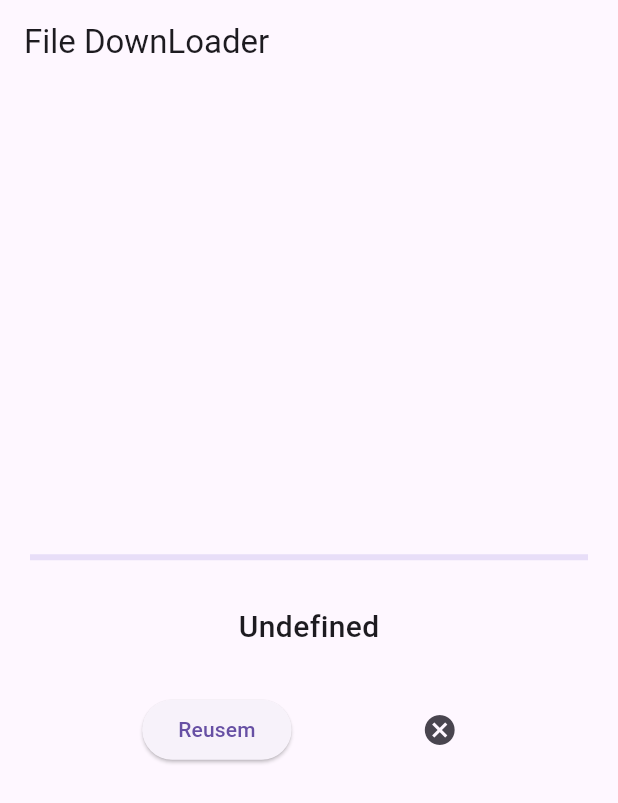
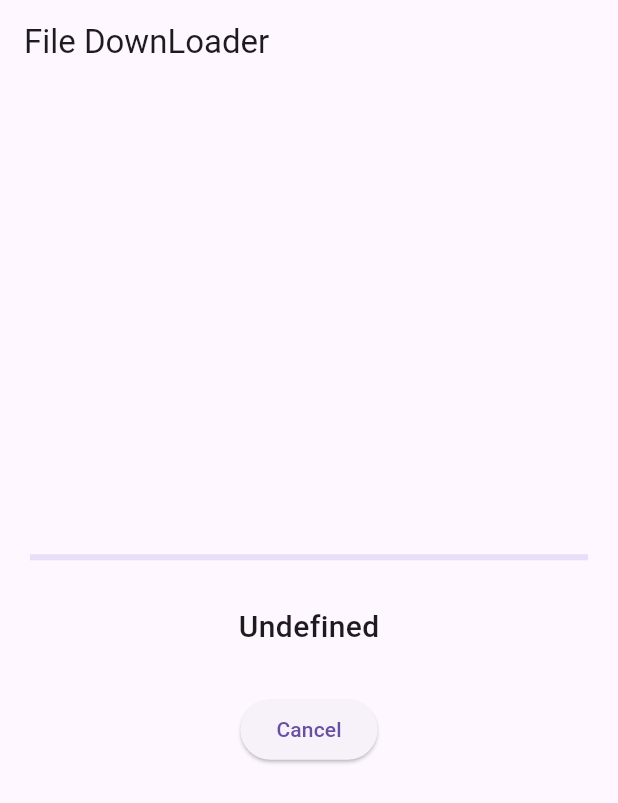
Before and after one commit to Gemy-Dev/background-downloader, a Flutter app: the screen it shows after launch, after a tap on "Download File", on a phone screen of 412 x 824 dp. Shown: the top 803 px of the screen. Run offline on Flutter 3.47's test engine with Material 3 defaults, Android fonts, the phone set to English and light mode, and no system bars; our stand-ins replace flutter_local_notifications, permission_handler; missing offline and left inert: flutter_downloader.

Commit message:
update url

```diff
--- a/lib/file_download_screen.dart
+++ b/lib/file_download_screen.dart
@@ -35,7 +35,7 @@ class _FileDownloadScreenState extends State<FileDownloadScreen> {
     super.dispose();
   }
 
-final url='https://file-examples.com/storage/fef545ae0b661d470abe676/2017/04/file_example_MP4_1920_18MG.mp4';
+final url='https://file-examples.com/storage/fee868065066261f19c04c3/2017/04/file_example_MP4_1920_18MG.mp4';
   @override
   Widget build(BuildContext context) {
     return Scaffold(
--- a/lib/service/downloader.dart
+++ b/lib/service/downloader.dart
@@ -58,7 +58,7 @@ class DownLoader extends ChangeNotifier with WidgetsBindingObserver {
           LocalNotificationService.showTextNotification(
               id: 100,
               title: getDownloadStatusString(),
-              body: '',
+              body: '$downloadTaskProgress/100',
               progress: downloadTaskProgress);
         }
         if (message[1] == 2) {
@@ -91,9 +91,10 @@ class DownLoader extends ChangeNotifier with WidgetsBindingObserver {
       downloadDirPath = (await getApplicationDocumentsDirectory()).path;
     }
     try {
+      isDownloading = true;
       downloadTaskId = await FlutterDownloader.enqueue(
         url: url,
-        headers: {}, // optional: header send with url (auth token etc)
+       // optional: header send with url (auth token etc)
         savedDir: downloadDirPath,
         saveInPublicStorage: true,
         showNotification:
@@ -101,10 +102,11 @@ class DownLoader extends ChangeNotifier with WidgetsBindingObserver {
         openFileFromNotification:
             true, // click on the notification to open the downloaded file (for Android)
       );
-      isDownloading = true;
 
       notifyListeners();
-    } catch (e) {}
+    } catch (e) {
+      log(e.toString());
+    }
   }
 
   /// [pauseDownload] pauses the current download task
--- a/lib/widget/download_status_widget.dart
+++ b/lib/widget/download_status_widget.dart
@@ -36,27 +36,19 @@ class DownloadStatusWidget extends StatelessWidget {
             children: [
               ElevatedButton(
                 onPressed: () async {
-                  downLoader.getDownloadStatusString() ==
-                          'Downloading'
-                      ? await downLoader.pauseDownload()
-                      : await downLoader.resumeDownload();
+
+                    await downLoader.cancelDownload();
                 },
-                child: Text(
-                  downLoader.getDownloadStatusString() ==
-                          'Downloading'
-                      ? 'Puase'
-                      : 'Reusem',
+                child: const Text(
+
+                       'Cancel'
+
                 ),
               ),
 
-              IconButton(
-                onPressed: () async {
-                  await downLoader.cancelDownload();
-                },
-                icon: const Icon(
-                  Icons.cancel,
-                ),
-              ),
+
+
+
             ],
           ),
         ],
```
Also changed, not shown: pubspec.yaml (+5 -5 lines).
